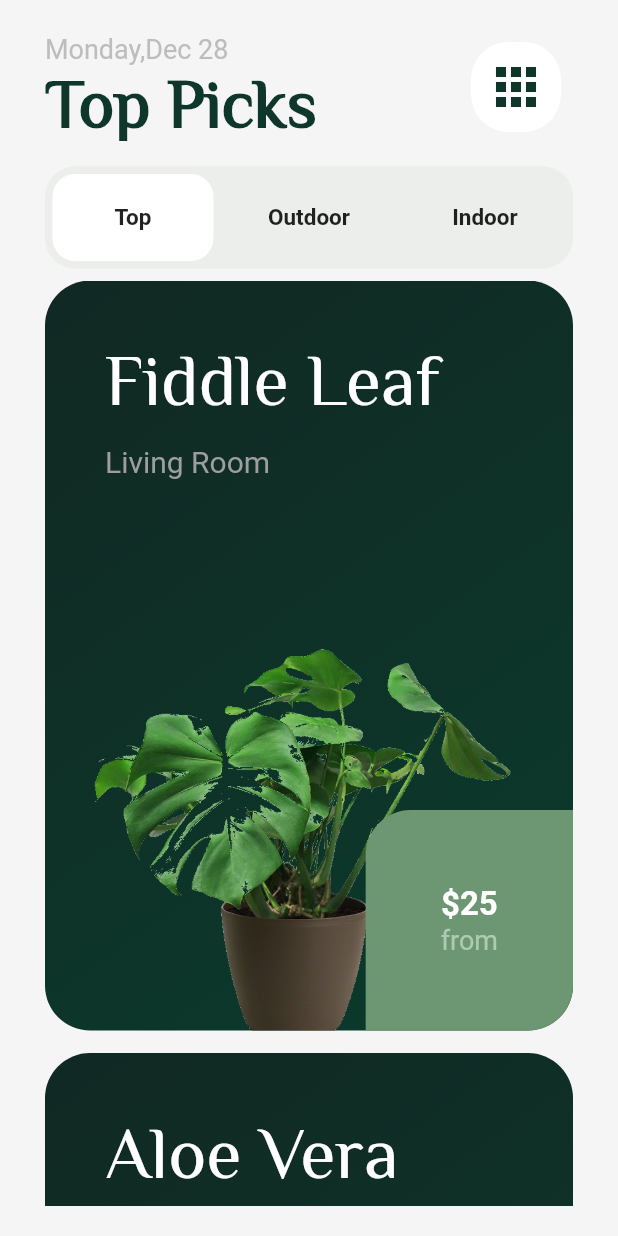
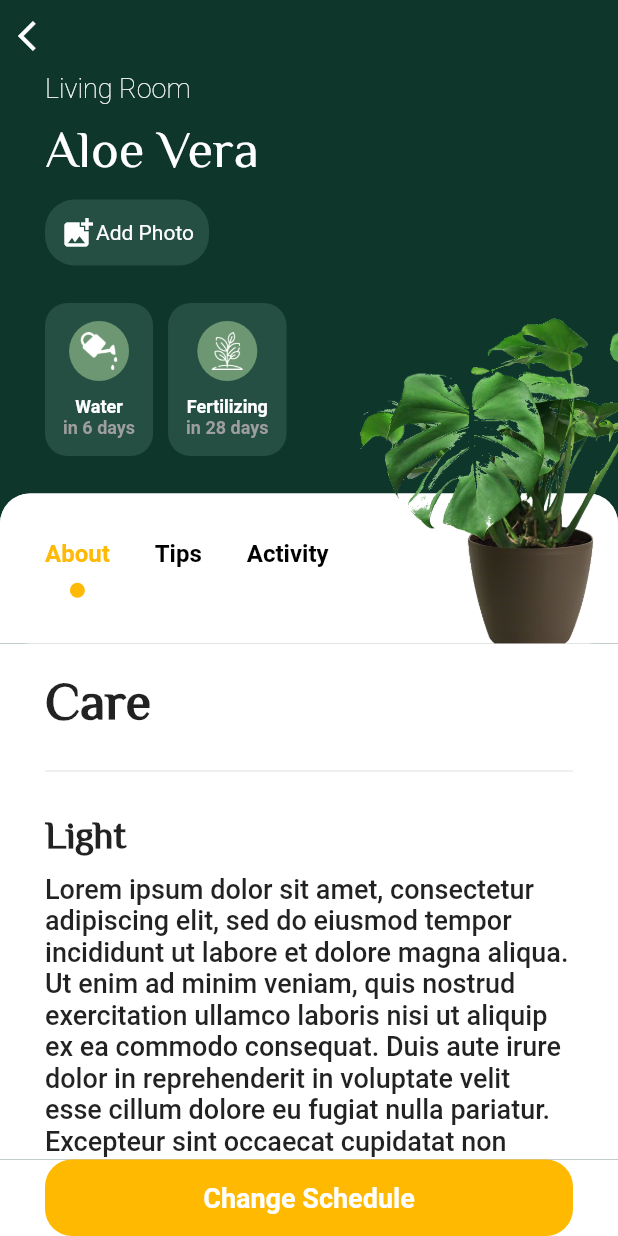
Before and after one commit to hassan78230/testMpp, a Flutter app: the screen it shows after launch, after a tap on "Aloe Vera", on a phone screen of 412 x 824 dp. Run offline on Flutter 3.47's test engine with Material 2 defaults, Android fonts, the phone set to English and light mode, and no system bars.

Commit message:
page detail

```diff
--- /dev/null
+++ b/lib/screens/detail/detail.dart
@@ -0,0 +1,194 @@
+import 'package:flutter/material.dart';
+import 'package:test_mpp/screens/detail/widget/care_item.dart';
+import 'package:test_mpp/screens/detail/widget/detail_content.dart';
+import 'package:test_mpp/screens/detail/widget/detail_tab.dart';
+
+class DetailPage extends StatefulWidget {
+  final Map<String, dynamic> item;
+  const DetailPage(this.item, {Key? key}) : super(key: key);
+
+  @override
+  State<DetailPage> createState() => _DetailPageState();
+}
+
+class _DetailPageState extends State<DetailPage> {
+  final tabs = ['About', 'Tips', 'Activity'];
+  var selected = 0;
+  final pc = PageController();
+
+  @override
+  Widget build(BuildContext context) {
+    return Scaffold(
+      backgroundColor: const Color(0xFF0e362b),
+      body: SafeArea(
+        child: Column(
+          crossAxisAlignment: CrossAxisAlignment.start,
+          children: <Widget>[
+            _buildAppBar(),
+            Stack(
+              children: [
+                Column(
+                  children: [
+                    Padding(
+                      padding: const EdgeInsets.symmetric(horizontal: 30.0),
+                      child: Column(
+                        crossAxisAlignment: CrossAxisAlignment.start,
+                        children: [
+                          Text(
+                            widget.item['room'],
+                            style: const TextStyle(
+                                fontSize: 18,
+                                color: Colors.white,
+                                fontWeight: FontWeight.w200),
+                          ),
+                          const SizedBox(
+                            height: 10,
+                          ),
+                          Text(
+                            widget.item['title'],
+                            style: const TextStyle(
+                                fontSize: 35,
+                                color: Colors.white,
+                                fontFamily: 'Philosopher',
+                                fontWeight: FontWeight.w200),
+                          ),
+                          const SizedBox(
+                            height: 15,
+                          ),
+                          GestureDetector(
+                            onTap: () {},
+                            child: Container(
+                              padding: const EdgeInsets.all(10),
+                              decoration: BoxDecoration(
+                                  color: const Color(0xFF264f43),
+                                  borderRadius: BorderRadius.circular(20)),
+                              child: Row(
+                                mainAxisSize: MainAxisSize.min,
+                                children: const <Widget>[
+                                  Icon(Icons.add_photo_alternate,
+                                      color: Colors.white),
+                                  Text(
+                                    'Add Photo',
+                                    style: TextStyle(color: Colors.white),
+                                  )
+                                ],
+                              ),
+                            ),
+                          ),
+                          const SizedBox(
+                            height: 25,
+                          ),
+                          Row(
+                            children: const <Widget>[
+                              CareItem('assets/icons/watering_can.png', "Water",
+                                  "6"),
+                              SizedBox(
+                                width: 10.0,
+                              ),
+                              CareItem('assets/icons/plant.png', "Fertilizing",
+                                  "28"),
+                            ],
+                          ),
+                          const SizedBox(
+                            height: 25,
+                          ),
+                        ],
+                      ),
+                    ),
+                    Container(
+                        height: 100,
+                        decoration: const BoxDecoration(
+                          color: Colors.white,
+                          borderRadius: BorderRadius.only(
+                              topLeft: Radius.circular(20),
+                              topRight: Radius.circular(20)),
+                        ),
+                        child: DetailTab(tabs, selected, (int index) {
+                          setState(() {
+                            selected = index;
+                          });
+                          pc.jumpToPage(index);
+                        }))
+                  ],
+                ),
+                Positioned(
+                  right: -100,
+                  bottom: 0,
+                  child: SizedBox(
+                    height: 400,
+                    width: 300,
+                    child: Image.asset(
+                      "assets/images/plant.png",
+                      alignment: Alignment.bottomRight,
+                    ),
+                  ),
+                ),
+              ],
+            ),
+            Expanded(
+              child: Container(
+                color: Colors.white,
+                child: PageView(
+                  controller: pc,
+                  onPageChanged: (value) {
+                    setState(() {
+                      selected = value;
+                    });
+                    pc.jumpToPage(value);
+                  },
+                  children: const [
+                    DetailContent(),
+                    DetailContent(),
+                    DetailContent(),
+                  ],
+                ),
+              ),
+            ),
+            _buildButton(),
+          ],
+        ),
+      ),
+    );
+  }
+
+  _buildAppBar() {
+    return IconButton(
+      padding: const EdgeInsets.all(0),
+      onPressed: () => Navigator.pop(context),
+      icon: const Icon(
+        Icons.arrow_back_ios,
+        color: Colors.white,
+      ),
+    );
+  }
+
+  _buildButton() {
+    return Container(
+      width: double.maxFinite,
+      color: Colors.white,
+      child: Padding(
+        padding: const EdgeInsets.symmetric(horizontal: 30),
+        child: ElevatedButton(
+          child: const Text('Change Schedule'),
+          onPressed: () {},
+          style: ElevatedButton.styleFrom(
+            primary: const Color(0xFFffb900),
+            elevation: 0,
+            shape: RoundedRectangleBorder(
+              borderRadius: BorderRadius.circular(18.0),
+            ),
+            // onPrimary: Colors.white,
+            // onSurface: Colors.grey,
+            side: BorderSide.none,
+            padding: const EdgeInsets.symmetric(vertical: 15),
+            textStyle: const TextStyle(
+              color: Colors.black,
+              fontSize: 18,
+              fontWeight: FontWeight.bold,
+            ),
+          ),
+        ),
+      ),
+    );
+  }
+}
--- /dev/null
+++ b/lib/screens/detail/widget/care_item.dart
@@ -0,0 +1,54 @@
+import 'package:flutter/material.dart';
+
+class CareItem extends StatelessWidget {
+  final String imgUrl;
+  final String care;
+  final String daysBefore;
+  const CareItem(this.imgUrl, this.care, this.daysBefore, {Key? key})
+      : super(key: key);
+
+  @override
+  Widget build(BuildContext context) {
+    return Container(
+      padding: const EdgeInsets.all(12.0),
+      decoration: BoxDecoration(
+          color: const Color(0xFF264f43),
+          borderRadius: BorderRadius.circular(15)),
+      child: Column(
+        children: <Widget>[
+          Container(
+            width: 40,
+            height: 40,
+            decoration: const BoxDecoration(
+                color: Color(
+                  0xFF6c9772,
+                ),
+                shape: BoxShape.circle),
+            child: Center(
+              child: ImageIcon(
+                AssetImage(
+                  imgUrl,
+                ),
+                size: 25.0,
+                color: Colors.white,
+              ),
+            ),
+          ),
+          const SizedBox(
+            height: 10,
+          ),
+          Text(
+            care,
+            style: const TextStyle(
+                color: Colors.white, fontSize: 12, fontWeight: FontWeight.bold),
+          ),
+          Text(
+            'in $daysBefore days',
+            style: const TextStyle(
+                color: Colors.grey, fontSize: 12, fontWeight: FontWeight.bold),
+          )
+        ],
+      ),
+    );
+  }
+}
--- /dev/null
+++ b/lib/screens/detail/widget/detail_content.dart
@@ -0,0 +1,43 @@
+import 'package:flutter/material.dart';
+
+class DetailContent extends StatelessWidget {
+  const DetailContent({Key? key}) : super(key: key);
+
+  @override
+  Widget build(BuildContext context) {
+    return ListView(
+      scrollDirection: Axis.vertical,
+      padding: const EdgeInsets.symmetric(horizontal: 30, vertical: 18),
+      children: const <Widget>[
+        Text(
+          'Care',
+          style: TextStyle(
+              fontFamily: 'Philosopher',
+              fontWeight: FontWeight.bold,
+              fontSize: 35),
+        ),
+        Padding(
+          padding: EdgeInsets.symmetric(vertical: 20),
+          child: Divider(),
+        ),
+        Text(
+          'Light',
+          style: TextStyle(
+              fontFamily: 'Philosopher',
+              fontWeight: FontWeight.bold,
+              fontSize: 25),
+        ),
+        SizedBox(
+          height: 12,
+        ),
+        Text(
+          "Lorem ipsum dolor sit amet, consectetur adipiscing elit, sed do eiusmod tempor incididunt ut labore et dolore magna aliqua. Ut enim ad minim veniam, quis nostrud exercitation ullamco laboris nisi ut aliquip ex ea commodo consequat. Duis aute irure dolor in reprehenderit in voluptate velit esse cillum dolore eu fugiat nulla pariatur. Excepteur sint occaecat cupidatat non proident, sunt in culpa qui officia deserunt mollit anim id est laborum.Lorem ipsum dolor sit amet, consectetur adipiscing elit, sed do eiusmod tempor incididunt ut labore et dolore magna aliqua. Ut enim ad minim veniam, quis nostrud exercitation ullamco laboris nisi ut aliquip ex ea commodo consequat. Duis aute irure dolor in reprehenderit in voluptate velit esse cillum dolore eu fugiat nulla pariatur. Excepteur sint occaecat cupidatat non proident, sunt in culpa qui officia deserunt mollit anim id est laborum.",
+          style: TextStyle(
+            fontWeight: FontWeight.w500,
+            fontSize: 18,
+          ),
+        ),
+      ],
+    );
+  }
+}
--- /dev/null
+++ b/lib/screens/detail/widget/detail_tab.dart
@@ -0,0 +1,71 @@
+import 'package:flutter/material.dart';
+
+class DetailTab extends StatelessWidget {
+  final List<String> tabs;
+  final int selected;
+  final Function callBack;
+
+  const DetailTab(this.tabs, this.selected, this.callBack, {Key? key})
+      : super(key: key);
+
+  @override
+  Widget build(BuildContext context) {
+    return Container(
+      decoration: BoxDecoration(
+          color: Colors.white, borderRadius: BorderRadius.circular(20)),
+      // height: 50,
+      width: double.maxFinite,
+      child: Padding(
+        padding: const EdgeInsets.symmetric(horizontal: 30),
+        child: Row(
+          mainAxisAlignment: MainAxisAlignment.start,
+          children: tabs
+              .asMap()
+              .map(
+                (key, value) => MapEntry(
+                  key,
+                  Padding(
+                    padding: const EdgeInsets.only(
+                      right: 30,
+                    ),
+                    child: GestureDetector(
+                      onTap: () {
+                        callBack(key);
+                      },
+                      child: Column(
+                        mainAxisAlignment: MainAxisAlignment.center,
+                        children: [
+                          Text(
+                            value,
+                            style: TextStyle(
+                                fontSize: 16,
+                                fontWeight: FontWeight.bold,
+                                color: selected == key
+                                    ? const Color(0xFFffb907)
+                                    : Colors.black),
+                          ),
+                          const SizedBox(
+                            height: 10,
+                          ),
+                          Container(
+                            width: 10,
+                            height: 10,
+                            decoration: BoxDecoration(
+                                color: selected == key
+                                    ? const Color(0xFFffb907)
+                                    : Colors.transparent,
+                                shape: BoxShape.circle),
+                          ),
+                        ],
+                      ),
+                    ),
+                  ),
+                ),
+              )
+              .values
+              .toList(),
+        ),
+      ),
+    );
+  }
+}
--- /dev/null
+++ b/lib/screens/home/widget/detail_banner.dart
@@ -0,0 +1,17 @@
+import 'package:flutter/material.dart';
+
+class DetailBanner extends StatelessWidget {
+  final Map<String, dynamic> item;
+  const DetailBanner(this.item, {Key? key}) : super(key: key);
+
+  @override
+  Widget build(BuildContext context) {
+    return Column(
+      crossAxisAlignment: CrossAxisAlignment.start,
+      children: <Widget>[
+        Text(item['room']),
+        Text(item['title']),
+      ],
+    );
+  }
+}
--- a/lib/screens/home/widget/item_card.dart
+++ b/lib/screens/home/widget/item_card.dart
@@ -1,4 +1,5 @@
 import 'package:flutter/material.dart';
+import 'package:test_mpp/screens/detail/detail.dart';
 
 class ItemCard extends StatelessWidget {
   final int index;
@@ -9,7 +10,14 @@ class ItemCard extends StatelessWidget {
   Widget build(BuildContext context) {
     var rad = 30.0;
     return GestureDetector(
-      onTap: () {},
+      onTap: () {
+        Navigator.push(
+          context,
+          MaterialPageRoute(
+            builder: (context) => DetailPage(item),
+          ),
+        );
+      },
       child: Container(
         padding: const EdgeInsets.only(top: 40, left: 40),
         height: 500,
```
